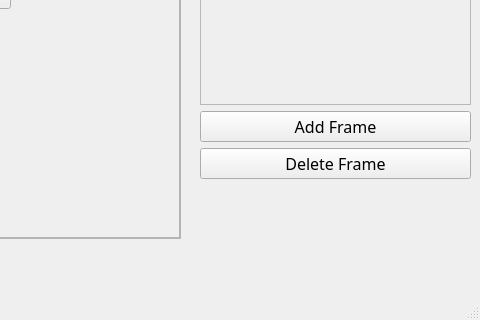
Qt form view.ui (samirsarin04/SpriteEditor) before a commit; both pictures show x 720 to 1200 and y 480 to 800 of the 1200 by 800 pixel window.
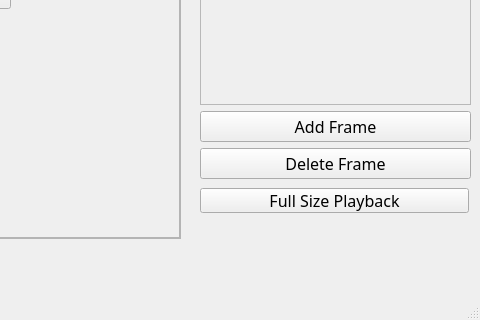
The same form after that commit. Icons and pictures are not drawn. Custom widgets are drawn as their Qt base class.

```diff
--- a/view.ui
+++ b/view.ui
@@ -620,6 +620,19 @@
      <string/>
     </property>
    </widget>
+   <widget class="QPushButton" name="fullSizePlaybackButton">
+    <property name="geometry">
+     <rect>
+      <x>920</x>
+      <y>640</y>
+      <width>269</width>
+      <height>25</height>
+     </rect>
+    </property>
+    <property name="text">
+     <string>Full Size Playback</string>
+    </property>
+   </widget>
    <zorder>transparentBackdrop</zorder>
    <zorder>canvas</zorder>
    <zorder>pixelDimensionSlider</zorder>
```
Left out of the diff: 20 changed lines with no effect on the pictures.
